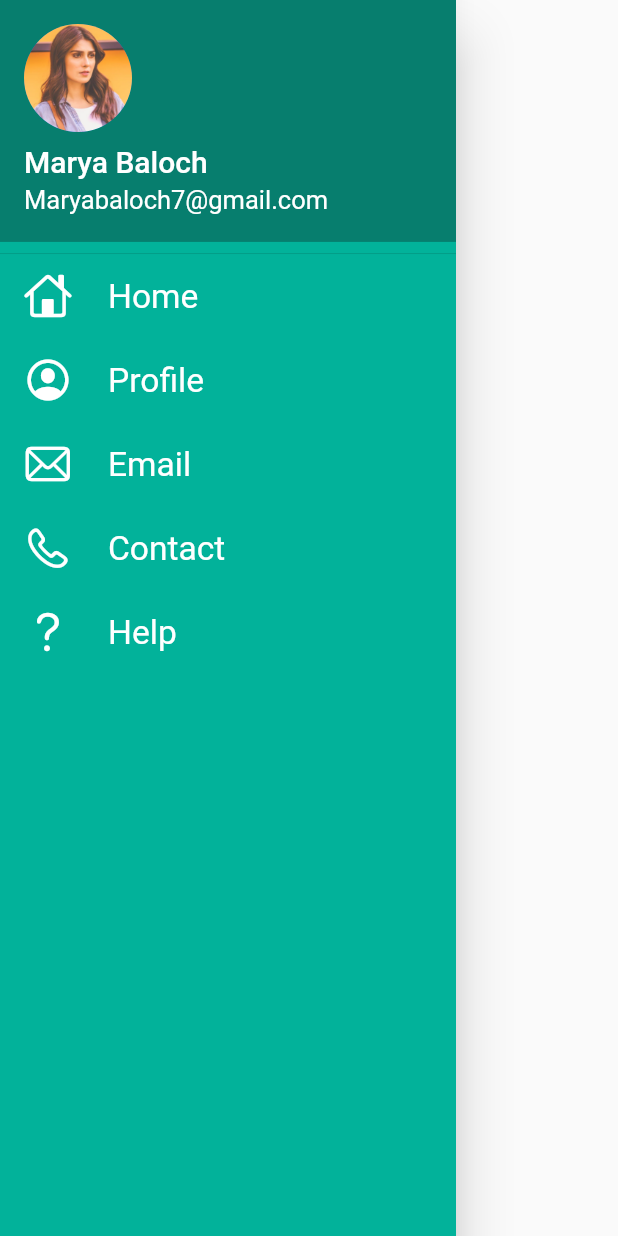
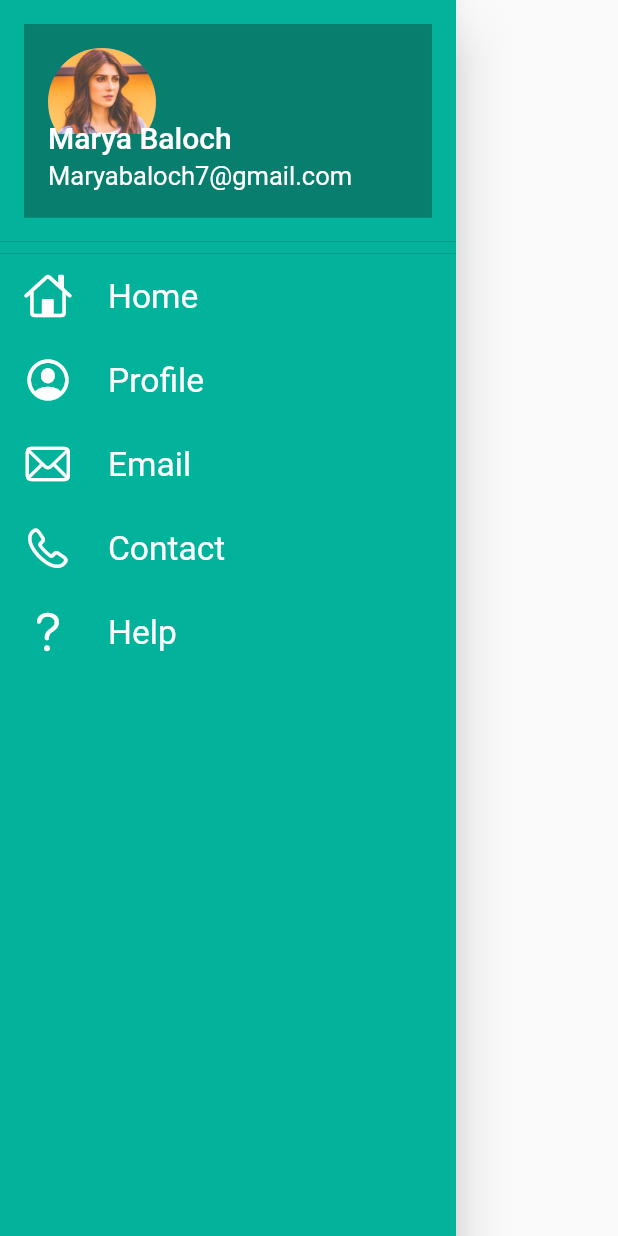
Before and after one commit to MaryaBaloch20/login_signup_ui_flutter, a Flutter app: the MyDrawer widget shown alone on an empty page, opened directly, on a phone screen of 412 x 824 dp. Run offline on Flutter 3.47's test engine with Material 2 defaults, Android fonts, the phone set to English and light mode, and no system bars.

Commit message:
changes done

```diff
--- a/lib/widgets/drawer.dart
+++ b/lib/widgets/drawer.dart
@@ -13,29 +13,21 @@ class MyDrawer extends StatelessWidget {
         //padding: const EdgeInsets.all(0.0),
         children: const [
           DrawerHeader(
-              padding: EdgeInsets.all(0.0),
-              child: Padding(
-                padding: const EdgeInsets.all(0.0),
+              // padding: EdgeInsets.all(0.0),
               child: UserAccountsDrawerHeader(
             decoration: BoxDecoration(
               color: Color.fromARGB(255, 7, 126, 110),
-                    // boxShadow: [
-                    //   BoxShadow(
-                    //     blurRadius: 32,
-                    //     color: Colors.black.withOpacity(.2),
-                    //   ),
-                    // ],
             ),
-                  margin: EdgeInsets.all(0.0),
             accountName: Text(
               "Marya Baloch",
               style: TextStyle(fontSize: 20.0),
             ),
-                  accountEmail: Text("Maryabaloch7@gmail.com",
-                      style: TextStyle(fontSize: 17.0)),
+            accountEmail: Text(
+              "Maryabaloch7@gmail.com",
+              style: TextStyle(fontSize: 17.0),
+            ),
             currentAccountPicture: CircleAvatar(
               backgroundImage: AssetImage(accountImage),
-                  ),
             ),
           )),
           Divider(height: 0.1),
```
Lines whose indentation alone changed are shown as unchanged.
